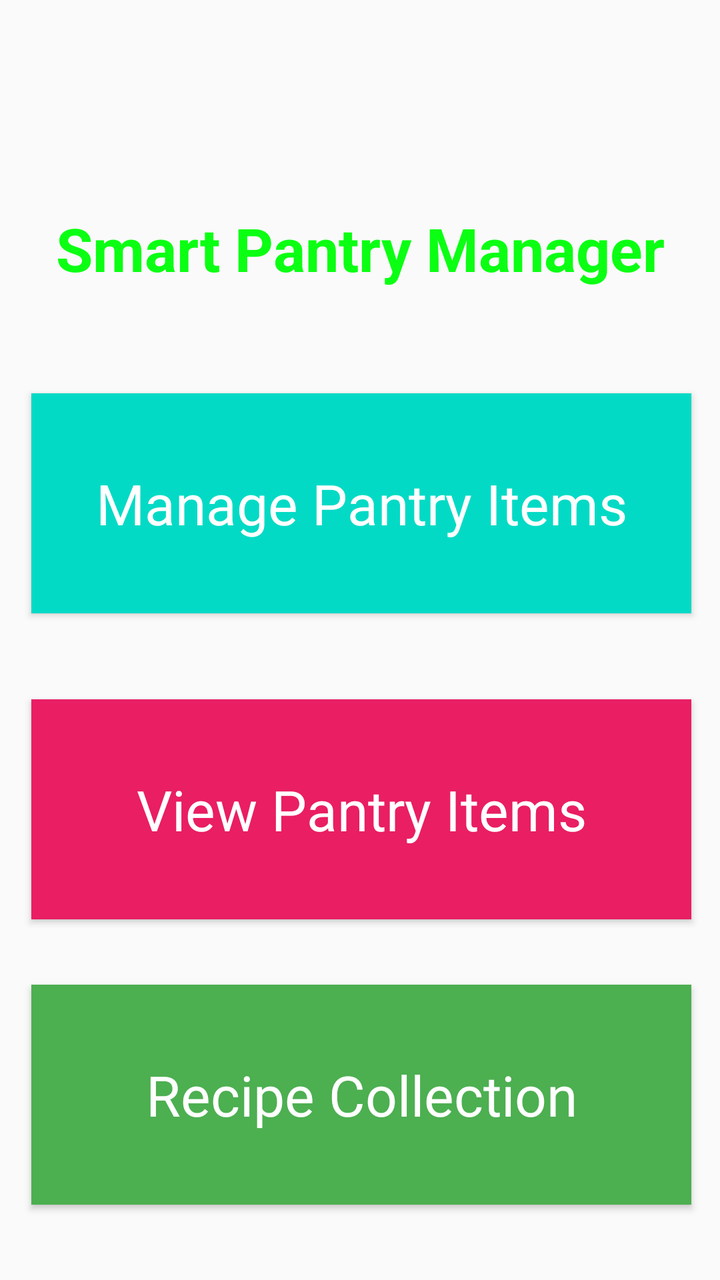
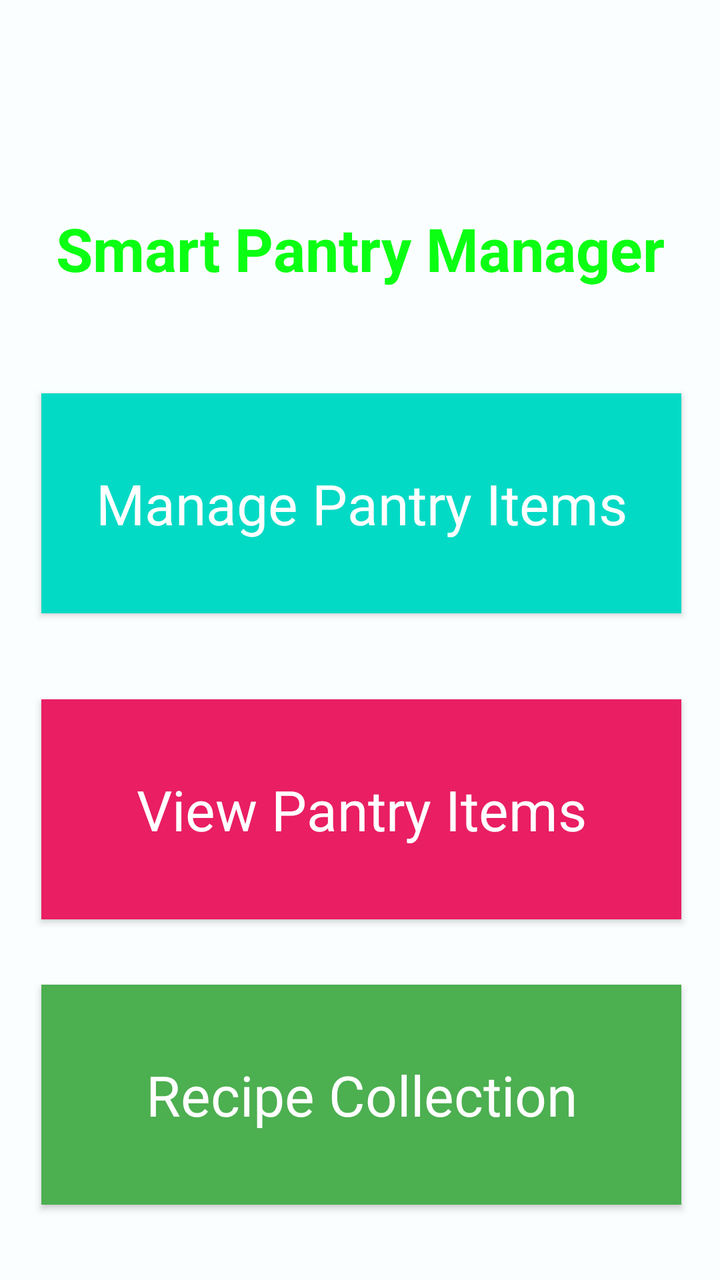

The first picture is an Android layout as it rendered before a commit; the second is the same layout after the commit. The layout source and the unified diff follow.
<!-- AndroidManifest.xml: application theme Theme.SmartPantryManager -->
<!-- res/layout/activity_main.xml -->
<?xml version="1.0" encoding="utf-8"?>
<androidx.constraintlayout.widget.ConstraintLayout xmlns:android="http://schemas.android.com/apk/res/android"
    xmlns:app="http://schemas.android.com/apk/res-auto"
    xmlns:tools="http://schemas.android.com/tools"
    android:id="@+id/main"
    android:layout_width="match_parent"
    android:layout_height="match_parent"
    tools:context=".MainActivity">

    <TextView
        android:id="@+id/titleText"
        android:layout_width="wrap_content"
        android:layout_height="wrap_content"
        android:layout_marginTop="104dp"
        android:text="@string/app_name"
        android:textColor="#0BFF13"
        android:textSize="30sp"
        android:textStyle="bold"
        app:layout_constraintEnd_toEndOf="parent"
        app:layout_constraintStart_toStartOf="parent"
        app:layout_constraintTop_toTopOf="parent" />

    <Button
        android:id="@+id/manageItemsBtn"
        style="@android:style/Widget.Button"
        android:layout_width="330dp"
        android:layout_height="110dp"
        android:background="@color/teal_200"
        android:text="@string/manage_pantry_items"
        android:textAlignment="center"
        android:textColor="#FFFFFF"
        android:textSize="28sp"
        app:layout_constraintBottom_toBottomOf="parent"
        app:layout_constraintEnd_toEndOf="parent"
        app:layout_constraintHorizontal_bias="0.518"
        app:layout_constraintLeft_toLeftOf="parent"
        app:layout_constraintRight_toRightOf="parent"
        app:layout_constraintStart_toStartOf="parent"
        app:layout_constraintTop_toTopOf="parent"
        app:layout_constraintVertical_bias="0.371" />

    <Button
        android:id="@+id/viewPantryItemsBtn"
        style="@android:style/Widget.Button"
        android:layout_width="330dp"
        android:layout_height="110dp"
        android:background="#E91E63"
        android:backgroundTint="@null"
        android:text="@string/view_pantry_items"
        android:textAllCaps="false"
        android:textColor="#FFFFFF"
        android:textSize="28sp"
        app:layout_constraintBottom_toBottomOf="parent"
        app:layout_constraintEnd_toEndOf="parent"
        app:layout_constraintHorizontal_bias="0.518"
        app:layout_constraintStart_toStartOf="parent"
        app:layout_constraintTop_toBottomOf="@+id/manageItemsBtn"
        app:layout_constraintVertical_bias="0.192" />

    <Button
        android:id="@+id/recipeCollectionBtn"
        style="@android:style/Widget.Button"
        android:layout_width="330dp"
        android:layout_height="110dp"
        android:background="#4CAF50"
        android:text="@string/recipe_collection"
        android:textColor="#FFFFFF"
        android:textSize="28sp"
        app:layout_constraintBottom_toBottomOf="parent"
        app:layout_constraintEnd_toEndOf="parent"
        app:layout_constraintHorizontal_bias="0.518"
        app:layout_constraintStart_toStartOf="parent"
        app:layout_constraintTop_toBottomOf="@+id/viewPantryItemsBtn"
        app:layout_constraintVertical_bias="0.465" />

</androidx.constraintlayout.widget.ConstraintLayout>
<!-- resources referenced by this layout -->
<resources>
  <color name="teal_200">#FF03DAC5</color>
  <string name="app_name">Smart Pantry Manager</string>
  <string name="manage_pantry_items">Manage Pantry Items</string>
  <string name="recipe_collection">Recipe Collection</string>
  <string name="view_pantry_items">View Pantry Items</string>
  <style name="Theme.SmartPantryManager" parent="Theme.AppCompat.Light.NoActionBar">
          
          <item name="colorPrimary">@color/purple_500</item>
          <item name="colorPrimaryVariant">@color/purple_700</item>
          <item name="colorOnPrimary">@color/white</item>
          
          <item name="colorSecondary">@color/teal_200</item>
          <item name="colorSecondaryVariant">@color/teal_700</item>
          <item name="colorOnSecondary">@color/black</item>
          
          <item name="android:statusBarColor">?attr/colorPrimaryVariant</item>
          
      </style>
  <color name="purple_500">#FF6200EE</color>
  <color name="purple_700">#FF3700B3</color>
  <color name="white">#FFFFFFFF</color>
  <color name="teal_700">#FF018786</color>
  <color name="black">#FF000000</color>
</resources>

<!-- the commit's change to res/layout/activity_main.xml (unified diff, before → after) -->
@@ -5,6 +5,7 @@
     android:id="@+id/main"
     android:layout_width="match_parent"
     android:layout_height="match_parent"
+    android:background="#FBFEFF"
     tools:context=".MainActivity">
 
     <TextView
@@ -23,7 +24,7 @@
     <Button
         android:id="@+id/manageItemsBtn"
         style="@android:style/Widget.Button"
-        android:layout_width="330dp"
+        android:layout_width="320dp"
         android:layout_height="110dp"
         android:background="@color/teal_200"
         android:text="@string/manage_pantry_items"
@@ -42,7 +43,7 @@
     <Button
         android:id="@+id/viewPantryItemsBtn"
         style="@android:style/Widget.Button"
-        android:layout_width="330dp"
+        android:layout_width="320dp"
         android:layout_height="110dp"
         android:background="#E91E63"
         android:backgroundTint="@null"
@@ -60,7 +61,7 @@
     <Button
         android:id="@+id/recipeCollectionBtn"
         style="@android:style/Widget.Button"
-        android:layout_width="330dp"
+        android:layout_width="320dp"
         android:layout_height="110dp"
         android:background="#4CAF50"
         android:text="@string/recipe_collection"
<!-- resource entries referenced after the edit -->
@@ -5,11 +5,11 @@
   <string name="manage_pantry_items">Manage Pantry Items</string>
   <string name="recipe_collection">Recipe Collection</string>
   <string name="view_pantry_items">View Pantry Items</string>
-  <style name="Theme.SmartPantryManager" parent="Theme.AppCompat.Light.NoActionBar">
+  <style name="Theme.SmartPantryManager" parent="Theme.AppCompat.Light">
           
-          <item name="colorPrimary">@color/purple_500</item>
+          <item name="colorPrimary">@color/white</item>
           <item name="colorPrimaryVariant">@color/purple_700</item>
-          <item name="colorOnPrimary">@color/white</item>
+          <item name="colorOnPrimary">@color/black</item>
           
           <item name="colorSecondary">@color/teal_200</item>
           <item name="colorSecondaryVariant">@color/teal_700</item>
@@ -17,11 +17,11 @@
           
           <item name="android:statusBarColor">?attr/colorPrimaryVariant</item>
           
+  
       </style>
-  <color name="purple_500">#FF6200EE</color>
+  <color name="white">#FFFFFFFF</color>
   <color name="purple_700">#FF3700B3</color>
-  <color name="white">#FFFFFFFF</color>
+  <color name="black">#FF000000</color>
   <color name="teal_700">#FF018786</color>
-  <color name="black">#FF000000</color>
 </resources>
 
